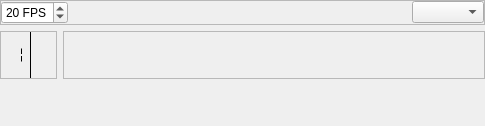
Qt form src/ui/toolbarwidget.ui (hippich/recorditnow) before a commit.
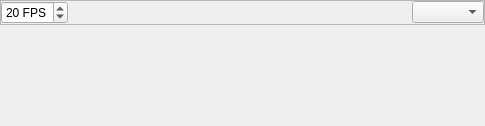
The same form after that commit. Custom widgets are drawn as their Qt base class.

Diff of the .ui file:
```diff
--- a/src/ui/toolbarwidget.ui
+++ b/src/ui/toolbarwidget.ui
@@ -27,7 +27,7 @@
     <number>-1</number>
    </property>
    <item row="1" column="0" rowspan="2">
-    <widget class="QFrame" name="timerFrame">
+    <widget class="RecordItNow::TimerWidget" name="timerWidget">
      <property name="sizePolicy">
       <sizepolicy hsizetype="Fixed" vsizetype="Fixed">
        <horstretch>0</horstretch>
@@ -46,81 +46,6 @@
      <property name="midLineWidth">
       <number>0</number>
      </property>
-     <layout class="QGridLayout" name="timerLayout">
-      <property name="margin">
-       <number>0</number>
-      </property>
-      <property name="spacing">
-       <number>0</number>
-      </property>
-      <item row="1" column="0" rowspan="2">
-       <widget class="QLCDNumber" name="timerLcd">
-        <property name="sizePolicy">
-         <sizepolicy hsizetype="Preferred" vsizetype="Preferred">
-          <horstretch>0</horstretch>
-          <verstretch>0</verstretch>
-         </sizepolicy>
-        </property>
-        <property name="toolTip">
-         <string>Timer</string>
-        </property>
-        <property name="frameShape">
-         <enum>QFrame::NoFrame</enum>
-        </property>
-        <property name="frameShadow">
-         <enum>QFrame::Plain</enum>
-        </property>
-        <property name="smallDecimalPoint">
-         <bool>true</bool>
-        </property>
-        <property name="numDigits">
-         <number>2</number>
-        </property>
-        <property name="mode">
-         <enum>QLCDNumber::Dec</enum>
-        </property>
-        <property name="segmentStyle">
-         <enum>QLCDNumber::Flat</enum>
-        </property>
-        <property name="value" stdset="0">
-         <double>1.000000000000000</double>
-        </property>
-       </widget>
-      </item>
-      <item row="1" column="2">
-       <widget class="QToolButton" name="timeUpButton">
-        <property name="text">
-         <string notr="true"/>
-        </property>
-        <property name="autoRepeat">
-         <bool>true</bool>
-        </property>
-        <property name="autoRaise">
-         <bool>true</bool>
-        </property>
-       </widget>
-      </item>
-      <item row="2" column="2">
-       <widget class="QToolButton" name="timeDownButton">
-        <property name="text">
-         <string notr="true"/>
-        </property>
-        <property name="autoRepeat">
-         <bool>true</bool>
-        </property>
-        <property name="autoRaise">
-         <bool>true</bool>
-        </property>
-       </widget>
-      </item>
-      <item row="1" column="1" rowspan="2">
-       <widget class="KSeparator" name="timerSeparator">
-        <property name="frameShape">
-         <enum>QFrame::VLine</enum>
-        </property>
-       </widget>
-      </item>
-     </layout>
     </widget>
    </item>
    <item row="1" column="1" rowspan="2" colspan="2">
@@ -131,14 +56,6 @@
      <property name="frameShadow">
       <enum>QFrame::Raised</enum>
      </property>
-     <layout class="QGridLayout" name="lineLayout">
-      <property name="sizeConstraint">
-       <enum>QLayout::SetDefaultConstraint</enum>
-      </property>
-      <property name="margin">
-       <number>0</number>
-      </property>
-     </layout>
     </widget>
    </item>
    <item row="0" column="0" colspan="3">
@@ -279,11 +196,6 @@
    <extends>QComboBox</extends>
    <header>kcombobox.h</header>
   </customwidget>
-  <customwidget>
-   <class>KSeparator</class>
-   <extends>QFrame</extends>
-   <header>kseparator.h</header>
-  </customwidget>
   <customwidget>
    <class>CheckIcon</class>
    <extends>QWidget</extends>
@@ -296,6 +208,12 @@
    <header>outputwidget.h</header>
    <container>1</container>
   </customwidget>
+  <customwidget>
+   <class>RecordItNow::TimerWidget</class>
+   <extends>QFrame</extends>
+   <header>timerwidget.h</header>
+   <container>1</container>
+  </customwidget>
  </customwidgets>
  <tabstops>
   <tabstop>fpsSpinBox</tabstop>
```
Left out of the diff: 2 changed lines with no effect on the pictures.
